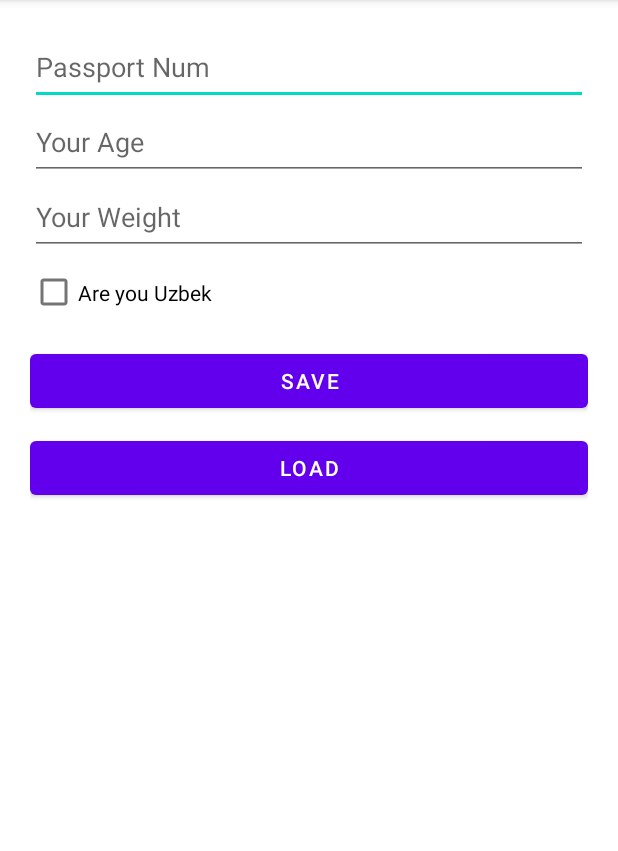
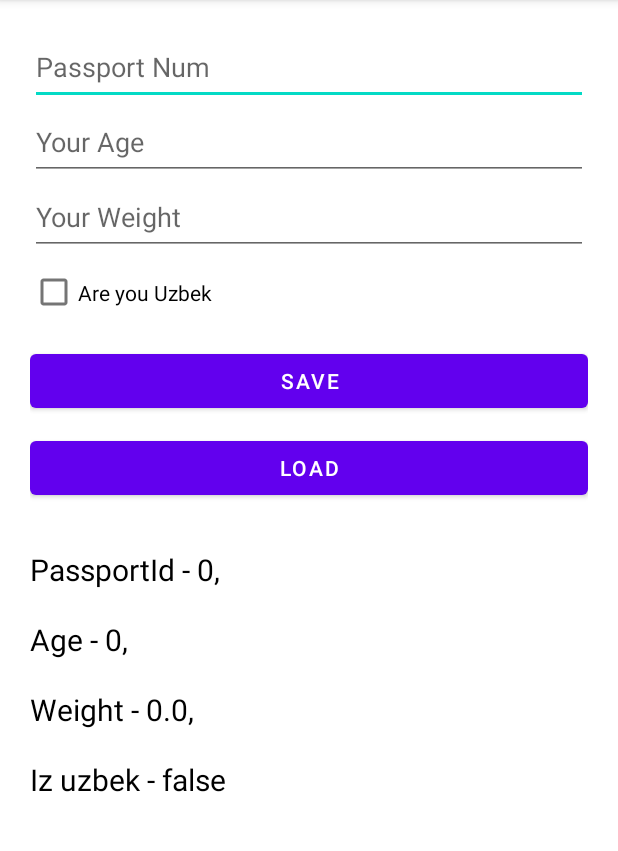
Before and after one commit to Khushnud2005/Less6.2-Task1-SaveLongIntFloatBoolien-Kotlin, an Android app: the screen it shows after launch (MainActivity), after a tap on "LOAD", on a phone screen of 412 x 824 dp, the part 84-935 px from its top. Run offline under Robolectric (Android 15) with nearby library versions, the phone set to English and light mode, and no system bars.

```diff
--- a/app/src/main/java/uz/exemple/less62_task1_savelongintfloatboolien_kotlin/MainActivity.kt
+++ b/app/src/main/java/uz/exemple/less62_task1_savelongintfloatboolien_kotlin/MainActivity.kt
@@ -1,14 +1,17 @@
 package uz.exemple.less62_task1_savelongintfloatboolien_kotlin
 
+import android.content.SharedPreferences
 import android.os.Bundle
-import android.util.Log
+import android.view.View
 import android.widget.Button
 import android.widget.CheckBox
 import android.widget.EditText
+import android.widget.TextView
 import androidx.appcompat.app.AppCompatActivity
-import java.io.Serializable
 
 class MainActivity : AppCompatActivity() {
+    lateinit var prefs: SharedPreferences
+    lateinit var editor: SharedPreferences.Editor
     override fun onCreate(savedInstanceState: Bundle?) {
         super.onCreate(savedInstanceState)
         setContentView(R.layout.activity_main)
@@ -16,36 +19,81 @@ class MainActivity : AppCompatActivity() {
     }
 
     fun initViews() {
+        prefs = applicationContext.getSharedPreferences("MyPref", MODE_PRIVATE)
+        editor = prefs.edit()
+
         val et_ID = findViewById<EditText>(R.id.et_ID)
         val et_Age = findViewById<EditText>(R.id.et_age)
         val et_Weight = findViewById<EditText>(R.id.et_weight)
         val et_isUzbek = findViewById<CheckBox>(R.id.et_isUzbek)
         val b_save = findViewById<Button>(R.id.b_save)
         val b_load = findViewById<Button>(R.id.b_load)
+        val res = findViewById<TextView>(R.id.tv_result)
         b_save.setOnClickListener { v ->
             val passport = et_ID.text.toString().trim { it <= ' ' }.toLong()
             val age = et_Age.text.toString().trim { it <= ' ' }.toInt()
             val weight = et_Weight.text.toString().trim { it <= ' ' }.toFloat()
             val isUzbek = et_isUzbek.isChecked
+            savePassport("passport", passport)
+            saveAge("age", age)
+            saveWeight("weight", weight)
+            saveNationality("isUzbek", isUzbek)
+            et_ID.setText("")
+            et_Age.setText("")
+            et_Weight.setText("")
+            et_isUzbek.isChecked = false
 
-            PrefsManager.getInstance(v.context)!!.saveAll("passport", passport)
-            PrefsManager.getInstance(v.context)!!.saveAll("age", age)
-            PrefsManager.getInstance(v.context)!!.saveAll("weight", weight)
-            PrefsManager.getInstance(v.context)!!.saveAll("isUzbek", isUzbek)
 
         }
         b_load.setOnClickListener { v ->
-            val passport: Serializable =
-                PrefsManager.getInstance(v.context)!!.loadData("passport")
-            Log.d("###", "Passport is - $passport")
-            val age: Serializable = PrefsManager.getInstance(v.context)!!.loadData("age")
-            Log.d("###", "Age is - $age")
-            val weight: Serializable =
-                PrefsManager.getInstance(v.context)!!.loadData("weight")
-            Log.d("###", "Weight is - $weight")
-            val isUzbek: Serializable =
-                PrefsManager.getInstance(v.context)!!.loadData("isUzbek")
-            Log.d("###", "Is Uzbek is - $isUzbek")
+            val res_passport = loadPassport()!!
+            val res_age = loadAge()
+            val res_weight = loadWeight()
+            val res_isUzbek = loadNationality()
+
+            res.setVisibility(View.VISIBLE)
+            res.setText("PassportId - $res_passport,\n\nAge - $res_age,\n\nWeight - $res_weight,\n\nIz uzbek - $res_isUzbek")
+
         }
     }
+
+    fun savePassport(key: String?, passport: Long?) {
+        editor.putLong("passport", passport!!)
+        editor.apply()
+    }
+
+    fun loadPassport(): Long? {
+        val prefs = applicationContext.getSharedPreferences("MyPref", MODE_PRIVATE)
+        return prefs.getLong("passport", 0)
+    }
+
+    fun saveAge(key: String?, age: Int) {
+        editor.putInt("age", age)
+        editor.apply()
+    }
+
+    fun loadAge(): Int {
+        val prefs = applicationContext.getSharedPreferences("MyPref", MODE_PRIVATE)
+        return prefs.getInt("age", 0)
+    }
+
+    fun saveWeight(key: String?, weight: Float) {
+        editor.putFloat("weight", weight)
+        editor.apply()
+    }
+
+    fun loadWeight(): Float {
+        val prefs = applicationContext.getSharedPreferences("MyPref", MODE_PRIVATE)
+        return prefs.getFloat("weight", 0f)
+    }
+
+    fun saveNationality(key: String?, isUzbek: Boolean) {
+        editor.putBoolean("isUzbek", isUzbek)
+        editor.apply()
+    }
+
+    fun loadNationality(): Boolean {
+        val prefs = applicationContext.getSharedPreferences("MyPref", MODE_PRIVATE)
+        return prefs.getBoolean("isUzbek", false)
+    }
 }
--- a/app/src/main/res/layout/activity_main.xml
+++ b/app/src/main/res/layout/activity_main.xml
@@ -48,7 +48,15 @@
             android:layout_height="wrap_content"
             android:layout_marginTop="10dp"
             android:text="Load" />
-
+        <TextView
+            android:id="@+id/tv_result"
+            android:layout_width="match_parent"
+            android:layout_height="wrap_content"
+            android:text="result"
+            android:textSize="20sp"
+            android:textColor="@color/black"
+            android:layout_marginTop="30dp"
+            android:visibility="gone"/>
     </LinearLayout>
 
 </androidx.constraintlayout.widget.ConstraintLayout>
```
